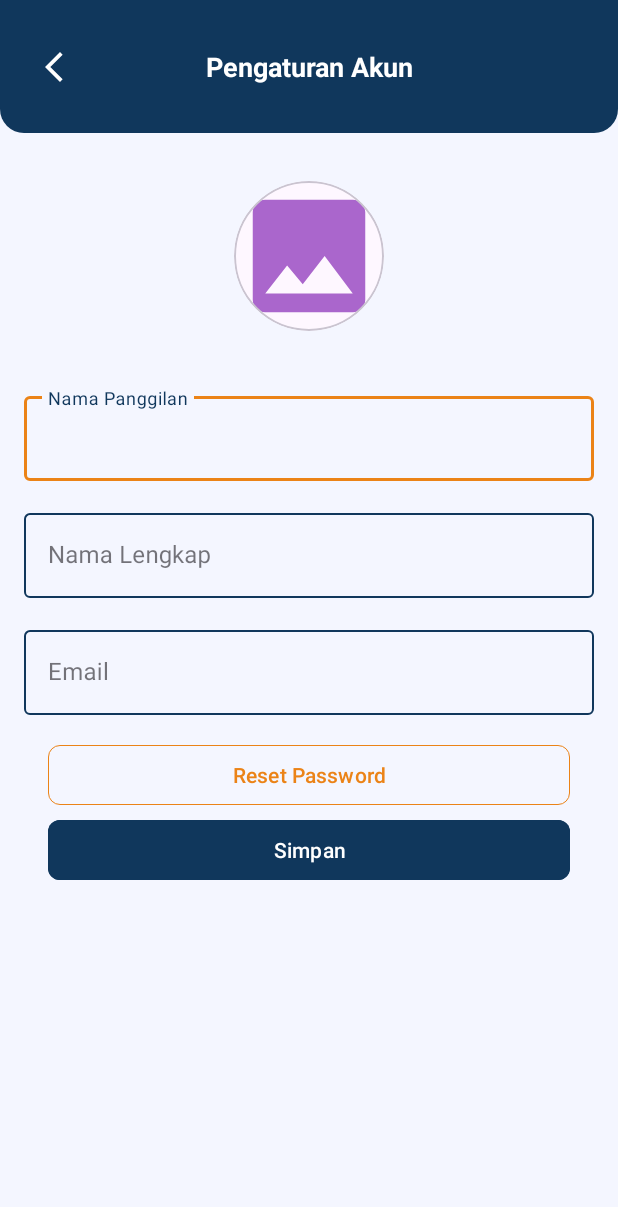
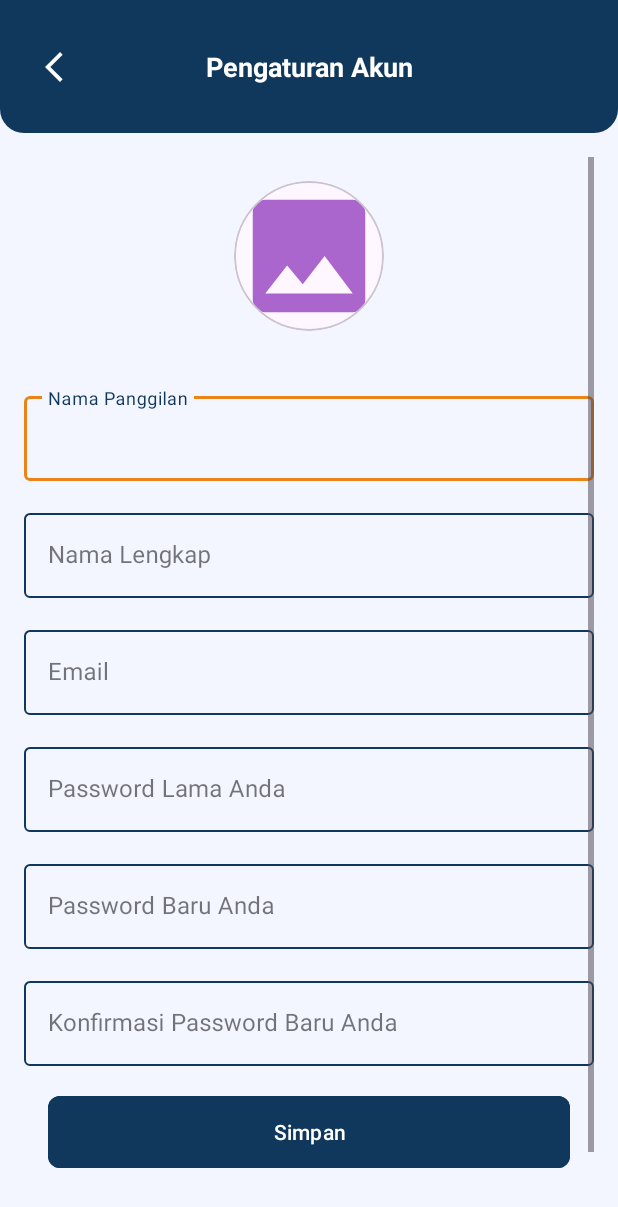
Before and after one commit to andregtproject/HonDealz, an Android app: the EditProfileActivity screen opened directly, with no data from a screen before it, on a phone screen of 412 x 824 dp. Shown: the top 1207 px of the screen. Run offline under Robolectric (Android 15) with nearby library versions, the phone set to English and light mode, and no system bars; libraries missing offline, so code that uses them is left out: www.sanju.motiontoast; 1 statement that could not run was skipped.

Commit message:
Implementation update user password

```diff
--- a/app/src/main/java/com/capstone/project/hondealz/data/api/ApiService.kt
+++ b/app/src/main/java/com/capstone/project/hondealz/data/api/ApiService.kt
@@ -13,6 +13,7 @@ import retrofit2.http.FormUrlEncoded
 import retrofit2.http.GET
 import retrofit2.http.Header
 import retrofit2.http.Multipart
+import retrofit2.http.PATCH
 import retrofit2.http.POST
 import retrofit2.http.PUT
 import retrofit2.http.Part
@@ -48,6 +49,13 @@ interface ApiService {
     ): Call<UserDataResponse>
 
     @FormUrlEncoded
+    @PATCH("user/password")
+    fun updatePassword(
+        @Header("Authorization") token: String,
+        @FieldMap requestBody: Map<String, String>
+    ): Call<ForgotPasswordResponse>
+
+    @FormUrlEncoded
     @POST("user/forgot-password")
     fun forgotPassword(@Field("email") email: String): Call<ForgotPasswordResponse>
 
--- a/app/src/main/java/com/capstone/project/hondealz/view/profile/editprofile/EditProfileViewModel.kt
+++ b/app/src/main/java/com/capstone/project/hondealz/view/profile/editprofile/EditProfileViewModel.kt
@@ -17,8 +17,15 @@ class EditProfileViewModel(private val honDealzRepository: HonDealzRepository) :
     private val _userProfileResult = MutableStateFlow<ResultState<UserDataResponse>?>(null)
     val userProfileResult: StateFlow<ResultState<UserDataResponse>?> = _userProfileResult
 
-    private val _forgotPasswordResult = MutableStateFlow<ResultState<String>?>(null)
-    val forgotPasswordResult: StateFlow<ResultState<String>?> = _forgotPasswordResult
+    private val _updatePasswordResult = MutableStateFlow<ResultState<String>?>(null)
+    val updatePasswordResult: StateFlow<ResultState<String>?> = _updatePasswordResult
+
+    fun updatePassword(oldPassword: String, newPassword: String, confirmNewPassword: String) {
+        viewModelScope.launch {
+            _updatePasswordResult.value = ResultState.Loading
+            _updatePasswordResult.value = honDealzRepository.updatePassword(oldPassword, newPassword, confirmNewPassword)
+        }
+    }
 
     fun updateUserData(newUsername: String, newFullName: String, newEmail: String) {
         viewModelScope.launch {
@@ -34,10 +41,4 @@ class EditProfileViewModel(private val honDealzRepository: HonDealzRepository) :
         }
     }
 
-    fun forgotPassword(email: String) {
-        viewModelScope.launch {
-            _forgotPasswordResult.value = ResultState.Loading
-            _forgotPasswordResult.value = honDealzRepository.forgotPassword(email)
-        }
-    }
 }
--- a/app/src/main/res/layout/activity_edit_profile.xml
+++ b/app/src/main/res/layout/activity_edit_profile.xml
@@ -24,6 +24,7 @@
                 android:id="@+id/btnBack"
                 android:layout_width="wrap_content"
                 android:layout_height="wrap_content"
+                android:contentDescription="@string/content_description"
                 android:src="@drawable/ic_back_24"
                 android:background="?attr/selectableItemBackgroundBorderless"
                 app:layout_constraintStart_toStartOf="parent"
@@ -116,26 +117,59 @@
                     android:inputType="textEmailAddress" />
             </com.google.android.material.textfield.TextInputLayout>
 
-            <com.google.android.material.button.MaterialButton
-                android:id="@+id/btnForgotPassword"
+            <com.google.android.material.textfield.TextInputLayout
                 android:layout_width="match_parent"
                 android:layout_height="wrap_content"
-                android:layout_margin="16dp"
-                android:text="@string/reset_password"
-                android:textColor="@color/colorAccent"
-                app:backgroundTint="@android:color/transparent"
-                app:cornerRadius="8dp"
-                app:strokeColor="@color/colorAccent"
-                app:strokeWidth="0.6dp" />
+                android:layout_marginTop="16dp"
+                style="@style/Widget.MaterialComponents.TextInputLayout.OutlinedBox"
+                app:boxStrokeColor="@color/box_stroke_color">
+
+                <com.google.android.material.textfield.TextInputEditText
+                    android:id="@+id/etOldPassword"
+                    android:layout_width="match_parent"
+                    android:layout_height="wrap_content"
+                    android:hint="@string/password_lama_anda"
+                    android:inputType="textEmailAddress" />
+            </com.google.android.material.textfield.TextInputLayout>
+
+            <com.google.android.material.textfield.TextInputLayout
+                android:layout_width="match_parent"
+                android:layout_height="wrap_content"
+                android:layout_marginTop="16dp"
+                style="@style/Widget.MaterialComponents.TextInputLayout.OutlinedBox"
+                app:boxStrokeColor="@color/box_stroke_color">
+
+                <com.google.android.material.textfield.TextInputEditText
+                    android:id="@+id/etNewPassword"
+                    android:layout_width="match_parent"
+                    android:layout_height="wrap_content"
+                    android:hint="@string/password_baru_anda"
+                    android:inputType="textEmailAddress" />
+            </com.google.android.material.textfield.TextInputLayout>
+
+            <com.google.android.material.textfield.TextInputLayout
+                android:layout_width="match_parent"
+                android:layout_height="wrap_content"
+                android:layout_marginTop="16dp"
+                style="@style/Widget.MaterialComponents.TextInputLayout.OutlinedBox"
+                app:boxStrokeColor="@color/box_stroke_color">
+
+                <com.google.android.material.textfield.TextInputEditText
+                    android:id="@+id/etConfirmNewPassword"
+                    android:layout_width="match_parent"
+                    android:layout_height="wrap_content"
+                    android:hint="@string/konfirmasi_password_baru_anda"
+                    android:inputType="textEmailAddress" />
+            </com.google.android.material.textfield.TextInputLayout>
 
             <com.google.android.material.button.MaterialButton
                 android:id="@+id/btnSave"
                 android:layout_width="match_parent"
-                android:layout_height="wrap_content"
+                android:layout_height="56dp"
                 android:layout_marginStart="16dp"
                 android:layout_marginEnd="16dp"
-                android:layout_marginBottom="16dp"
-                android:layout_marginTop="-14dp"
+                android:layout_marginBottom="86dp"
+                android:layout_marginTop="16dp"
                 app:cornerRadius="8dp"
                 android:text="@string/save"
                 android:backgroundTint="@color/colorPrimary" />
--- a/app/src/main/res/values/strings.xml
+++ b/app/src/main/res/values/strings.xml
@@ -65,7 +65,7 @@
     <string name="about_title">Tentang HonDealz</string>
     <string name="report_bug">Laporkan Ketidaksesuaian</string>
     <string name="loading">Loading…</string>
-    <string name="panduan">Panduan</string>
+    <string name="panduan">Panduan Pengguna</string>
     <string name="bahasa">Bahasa</string>
     <string name="tema">Tema</string>
     <string name="tentang">Tentang</string>
@@ -101,5 +101,8 @@
     <string name="small_engine_size_message">Ukuran mesin terlalu kecil (minimal 50 cc)</string>
     <string name="large_engine_size_message">Ukuran mesin terlalu besar (maksimal 2000 cc)</string>
     <string name="invalid_engine_size_message">Format ukuran mesin tidak valid</string>
+    <string name="password_lama_anda">Password Lama Anda</string>
+    <string name="password_baru_anda">Password Baru Anda</string>
+    <string name="konfirmasi_password_baru_anda">Konfirmasi Password Baru Anda</string>
 
 </resources>
```
Also changed, not shown: app/src/main/java/com/capstone/project/hondealz/data/HonDealzRepository.kt (+30 -0 lines), app/src/main/java/com/capstone/project/hondealz/view/profile/editprofile/EditProfileActivity.kt (+43 -70 lines).
